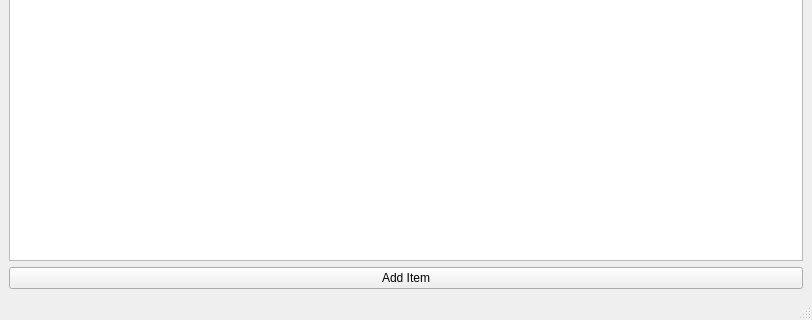
Old version of the form ui/main_window.ui in the repository kovdan01/otp-desktop; both pictures show x 0 to 812 and y 253 to 573 of the 812 by 573 pixel window.
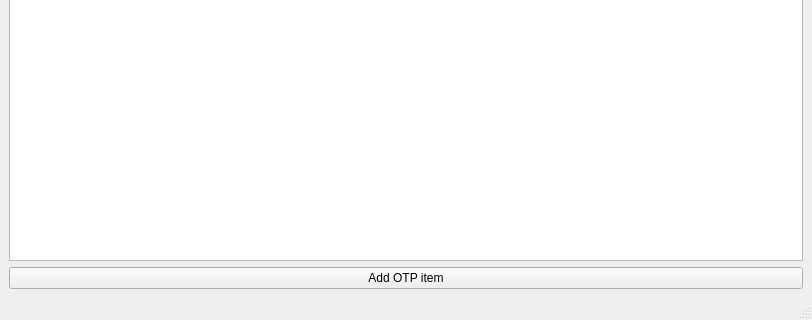
New version of the form.

The edit to the form file:
```diff
--- a/ui/main_window.ui
+++ b/ui/main_window.ui
@@ -24,7 +24,7 @@
     <item>
      <widget class="QPushButton" name="add_item_button">
       <property name="text">
-       <string>Add Item</string>
+       <string>Add OTP item</string>
       </property>
      </widget>
     </item>
```
Left out of the diff: 2 changed lines with no effect on the pictures.
